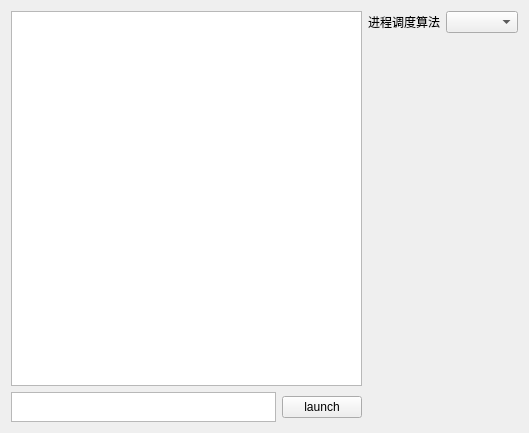
Before: the Qt Designer form demoOS/source/mainwindow.ui in demoOS-BUPT/demoOS, drawn with Qt 5.
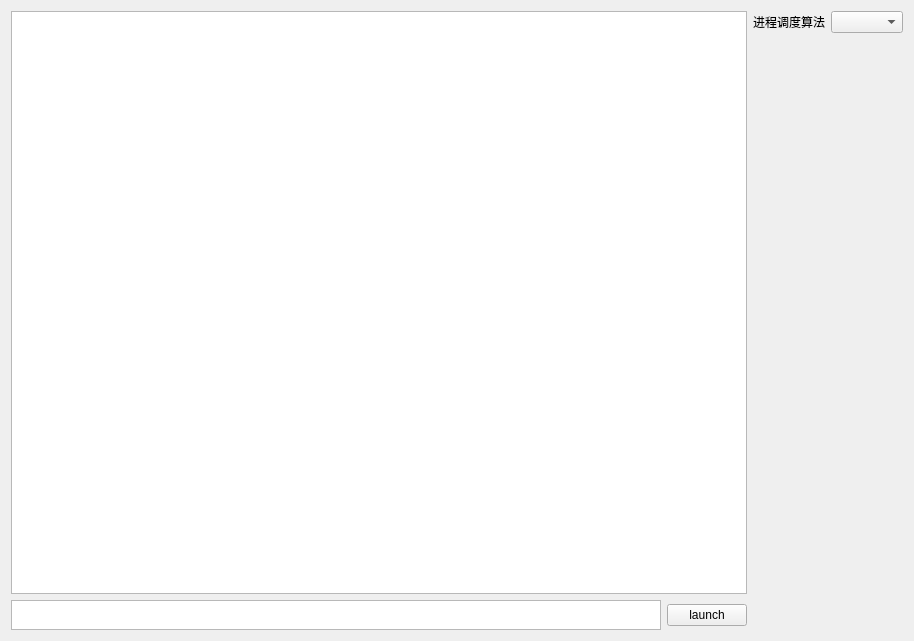
After: the same form once the commit is applied.

```diff
--- a/demoOS/source/mainwindow.ui
+++ b/demoOS/source/mainwindow.ui
@@ -6,8 +6,8 @@
    <rect>
     <x>0</x>
     <y>0</y>
-    <width>529</width>
-    <height>433</height>
+    <width>914</width>
+    <height>641</height>
    </rect>
   </property>
   <property name="windowTitle">
```
